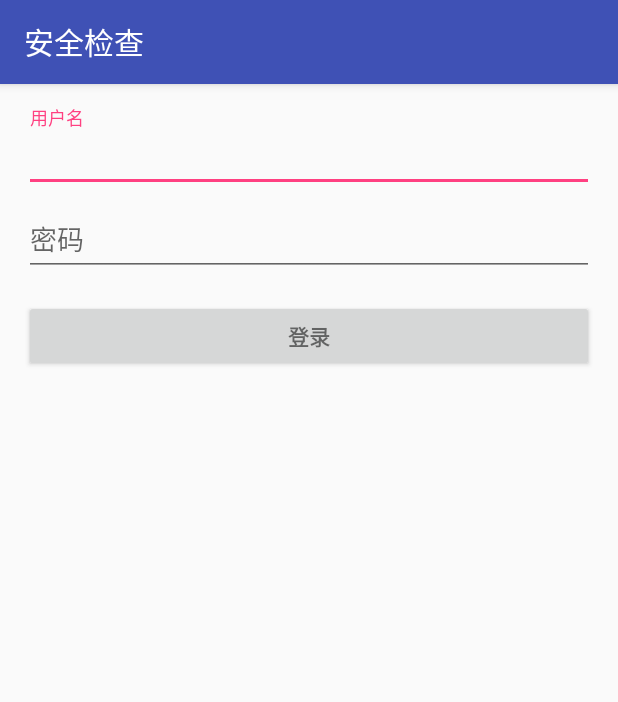
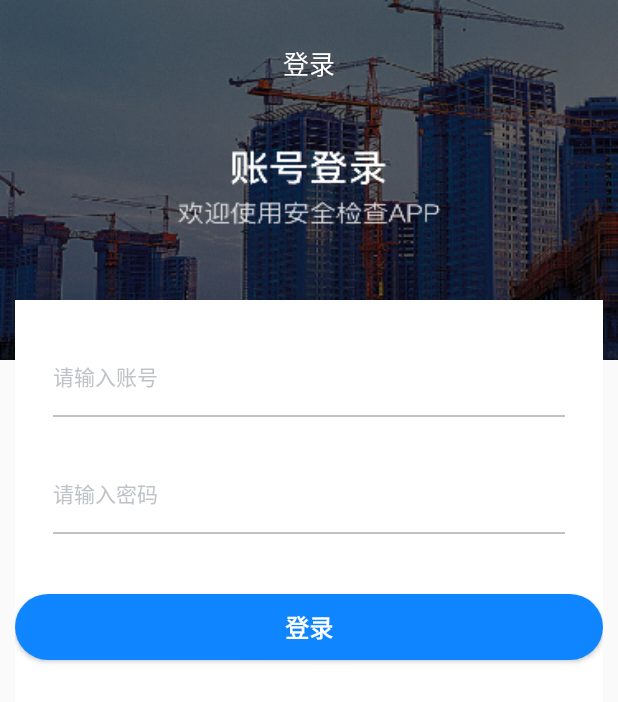
Before and after one commit to jimwshu/SecurityCheck, an Android app: the LoginActivity screen opened directly, with no data from a screen before it, on a phone screen of 412 x 824 dp. Shown: the top 702 px of the screen. Run offline under Robolectric (Android 15) with nearby library versions, the phone set to English and light mode, and no system bars.

Commit message:
feat:登陆页

```diff
--- a/app/src/main/java/security/zw/com/securitycheck/LoginActivity.java
+++ b/app/src/main/java/security/zw/com/securitycheck/LoginActivity.java
@@ -34,6 +34,7 @@ import android.widget.TextView;
 import java.util.ArrayList;
 import java.util.List;
 
+import security.zw.com.securitycheck.base.BaseSystemBarTintActivity;
 import security.zw.com.securitycheck.presenter.LoginPresenter;
 import security.zw.com.securitycheck.utils.toast.ToastUtil;
 import security.zw.com.securitycheck.view.LoginView;
@@ -41,8 +42,13 @@ import security.zw.com.securitycheck.view.LoginView;
 import static android.Manifest.permission.READ_CONTACTS;
 
 // 登陆
-public class LoginActivity extends AppCompatActivity implements LoginView{
+public class LoginActivity extends BaseSystemBarTintActivity implements LoginView{
 
+
+    @Override
+    protected boolean isNeedImmersiveStatusBar() {
+        return true;
+    }
 
     public static void launch(Context ctx) {
         Intent intent = new Intent(ctx, LoginActivity.class);
@@ -50,9 +56,9 @@ public class LoginActivity extends AppCompatActivity implements LoginView{
     }
 
     // UI references.
-    private AutoCompleteTextView mEmailView;
+    private EditText mEmailView;
     private EditText mPasswordView;
-    private View mLoginFormView;
+    private Button mLogin;
 
     private LoginPresenter presenter;
 
@@ -62,7 +68,7 @@ public class LoginActivity extends AppCompatActivity implements LoginView{
         setContentView(R.layout.activity_login);
         presenter = new LoginPresenter(this);
         // Set up the login form.
-        mEmailView = (AutoCompleteTextView) findViewById(R.id.email);
+        mEmailView = (EditText) findViewById(R.id.email);
         mPasswordView = (EditText) findViewById(R.id.password);
         mPasswordView.setOnEditorActionListener(new TextView.OnEditorActionListener() {
             @Override
@@ -75,15 +81,14 @@ public class LoginActivity extends AppCompatActivity implements LoginView{
             }
         });
 
-        Button mEmailSignInButton = (Button) findViewById(R.id.email_sign_in_button);
-        mEmailSignInButton.setOnClickListener(new OnClickListener() {
+        mLogin = (Button) findViewById(R.id.button);
+        mLogin.setOnClickListener(new OnClickListener() {
             @Override
             public void onClick(View view) {
                 attemptLogin();
             }
         });
 
-        mLoginFormView = findViewById(R.id.login_form);
     }
 
 
@@ -95,28 +100,31 @@ public class LoginActivity extends AppCompatActivity implements LoginView{
      */
     private void attemptLogin() {
 
-        // Reset errors.
-        mEmailView.setError(null);
-        mPasswordView.setError(null);
-
         // Store values at the time of the login attempt.
         String email = mEmailView.getText().toString();
         String password = mPasswordView.getText().toString();
 
-        // Check for a valid password, if the user entered one.
-        if (!TextUtils.isEmpty(password) && !isPasswordValid(password)) {
-            mPasswordView.setError("密码不能少于4位");
+        // Check for a valid email address.
+        if (TextUtils.isEmpty(email)) {
+            ToastUtil.Short("用户名不能为空");
             return;
         }
 
-        // Check for a valid email address.
-        if (TextUtils.isEmpty(email)) {
-            mEmailView.setError("用户名不能为空");
-            return;
-        } else if (!isEmailValid(email)) {
-            mEmailView.setError("用户名不能少于4位");
+        if (!isEmailValid(email)) {
+            ToastUtil.Short("用户名不能少于4位");
             return;
         }
+
+        if (TextUtils.isEmpty(password)) {
+            ToastUtil.Short("密码不能为空");
+            return;
+        }
+        if (!TextUtils.isEmpty(password) && !isPasswordValid(password)) {
+            ToastUtil.Short("密码不能少于4位");
+            return;
+        }
+
+
 
         presenter.login(email, password);
 
--- a/app/src/main/java/security/zw/com/securitycheck/OpenAdActivity.java
+++ b/app/src/main/java/security/zw/com/securitycheck/OpenAdActivity.java
@@ -50,6 +50,6 @@ public class OpenAdActivity extends BaseSystemBarTintActivity {
 
     private void gotoMain() {
         finish();
-        ImagesPickerActivity.launch(OpenAdActivity.this, 3);
+        LoginActivity.launch(OpenAdActivity.this);
     }
 }
--- /dev/null
+++ b/app/src/main/res/drawable/edittext_bg.xml
@@ -0,0 +1,5 @@
+<?xml version="1.0" encoding="utf-8"?>
+<shape xmlns:android="http://schemas.android.com/apk/res/android" android:shape="rectangle">
+    <size android:width="1dp" />
+    <solid android:color="#000000"  />
+</shape>
--- /dev/null
+++ b/app/src/main/res/drawable/login_bg.xml
@@ -0,0 +1,8 @@
+<?xml version="1.0" encoding="utf-8"?>
+<shape xmlns:android="http://schemas.android.com/apk/res/android"
+    android:shape="rectangle" >
+
+    <corners android:radius="100dp" />
+    <solid android:color="#0F86FF" />
+
+</shape>
--- a/app/src/main/res/layout/activity_login.xml
+++ b/app/src/main/res/layout/activity_login.xml
@@ -1,69 +1,101 @@
-<LinearLayout xmlns:android="http://schemas.android.com/apk/res/android"
+<RelativeLayout
+        xmlns:android="http://schemas.android.com/apk/res/android"
         xmlns:tools="http://schemas.android.com/tools"
         android:layout_width="match_parent"
         android:layout_height="match_parent"
-              android:gravity="center_horizontal"
-              android:orientation="vertical"
-              android:paddingBottom="@dimen/activity_vertical_margin"
-              android:paddingLeft="@dimen/activity_horizontal_margin"
-              android:paddingRight="@dimen/activity_horizontal_margin"
-              android:paddingTop="@dimen/activity_vertical_margin"
-              tools:context="security.zw.com.securitycheck.LoginActivity">
+>
+
+    <ImageView
+            android:scaleType="fitXY"
+            android:src="@mipmap/welcome_bg"
+            android:layout_width="match_parent"
+            android:layout_height="240dp"/>
 
 
-    <ScrollView
+    <include
+            android:layout_marginTop="20dp"
+            layout="@layout/layout_custom_actionbar"
+            android:id="@+id/action_bar"
+            android:layout_width="match_parent"
+            android:layout_height="44dp"
+    ></include>
+
+
+    <LinearLayout
+            android:layout_marginBottom="10dp"
+            android:layout_marginRight="10dp"
+            android:layout_marginLeft="10dp"
+            android:background="#ffffff"
+            android:orientation="vertical"
+            android:layout_marginTop="200dp"
             android:id="@+id/login_form"
             android:layout_width="match_parent"
             android:layout_height="match_parent">
 
-        <LinearLayout
-                android:id="@+id/email_login_form"
-                android:layout_width="match_parent"
-                android:layout_height="wrap_content"
-                android:orientation="vertical">
-
-            <android.support.design.widget.TextInputLayout
-                    android:layout_width="match_parent"
-                    android:layout_height="wrap_content">
-
-                <AutoCompleteTextView
+        <EditText
+                android:textCursorDrawable="@drawable/edittext_bg"
+                android:background="@null"
+                android:textColor="#1a1a1a"
+                android:textSize="14dp"
+                android:textColorHint="#BFC3C7"
+                android:layout_marginTop="40dp"
+                android:layout_marginRight="25dp"
+                android:layout_marginLeft="25dp"
                 android:id="@+id/email"
                 android:layout_width="match_parent"
                 android:layout_height="wrap_content"
-                        android:hint="@string/prompt_email"
-                        android:inputType="textEmailAddress"
+                android:hint="请输入账号"
                 android:maxLines="1"
                 android:singleLine="true"/>
 
-            </android.support.design.widget.TextInputLayout>
+        <View
+                android:layout_marginRight="25dp"
+                android:layout_marginLeft="25dp"
+                android:layout_marginTop="15dp"
+                android:background="#BFC3C7"
+                android:layout_width="match_parent"
+                android:layout_height="1dp"/>
 
-            <android.support.design.widget.TextInputLayout
-                    android:layout_width="match_parent"
-                    android:layout_height="wrap_content">
 
         <EditText
+                android:textCursorDrawable="@drawable/edittext_bg"
+                android:inputType="textPassword"
+                android:background="@null"
+                android:textColor="#1a1a1a"
+                android:textSize="14dp"
+                android:textColorHint="#BFC3C7"
+                android:layout_marginTop="40dp"
+                android:layout_marginRight="25dp"
+                android:layout_marginLeft="25dp"
                 android:id="@+id/password"
                 android:layout_width="match_parent"
                 android:layout_height="wrap_content"
-                        android:hint="@string/prompt_password"
-                        android:imeActionId="6"
-                        android:imeActionLabel="请输入用户名"
-                        android:imeOptions="actionUnspecified"
-                        android:inputType="textPassword"
+                android:hint="请输入密码"
                 android:maxLines="1"
                 android:singleLine="true"/>
 
-            </android.support.design.widget.TextInputLayout>
+
+        <View
+                android:layout_marginRight="25dp"
+                android:layout_marginLeft="25dp"
+                android:layout_marginTop="15dp"
+                android:background="#BFC3C7"
+                android:layout_width="match_parent"
+                android:layout_height="1dp"/>
 
             <Button
-                    android:id="@+id/email_sign_in_button"
-                    style="?android:textAppearanceSmall"
+                    android:background="@drawable/login_bg"
+                    android:textSize="16dp"
+                    android:textColor="#ffffff"
+                    android:id="@+id/button"
                     android:layout_width="match_parent"
-                    android:layout_height="wrap_content"
-                    android:layout_marginTop="16dp"
+                    android:layout_height="44dp"
+                    android:layout_marginTop="40dp"
                     android:text="@string/action_sign_in"
                     android:textStyle="bold"/>
 
     </LinearLayout>
-    </ScrollView>
-</LinearLayout>
+
+
+
+</RelativeLayout>
--- a/app/src/main/res/layout/activity_main.xml
+++ b/app/src/main/res/layout/activity_main.xml
@@ -6,7 +6,6 @@
         android:layout_height="match_parent"
         android:orientation="vertical"
 >
-
 
 
     <include
--- a/app/src/main/res/layout/layout_custom_actionbar.xml
+++ b/app/src/main/res/layout/layout_custom_actionbar.xml
@@ -3,10 +3,11 @@
                 android:layout_width="match_parent"
                 android:layout_height="44dp"
                 android:id="@+id/bar"
-                android:background="#000000"
+                android:background="#00ffffff"
 >
 
     <LinearLayout
+            android:layout_marginLeft="8dp"
             android:visibility="gone"
             android:layout_height="match_parent"
             android:layout_width="wrap_content"
@@ -33,13 +34,12 @@
         />
 
         <ImageView
-                android:src="@mipmap/bar_close"
+                android:scaleType="fitXY"
+                android:src="@mipmap/check"
                 android:visibility="gone"
-                android:layout_width="wrap_content"
-                android:layout_height="match_parent"
+                android:layout_width="17dp"
+                android:layout_height="17dp"
                 android:id="@+id/bar_close"
-                android:paddingLeft="15dp"
-                android:paddingRight="15dp"
                 android:contentDescription="@null"
                 android:clickable="false"
                 android:focusable="false"
@@ -51,19 +51,18 @@
     </LinearLayout>
 
     <TextView
-            android:textStyle="bold"
-            android:layout_height="match_parent"
-              android:layout_width="wrap_content"
-              android:layout_gravity="center"
-              android:layout_centerInParent="true"
-              android:gravity="center"
-              android:id="@+id/bar_title"
-              android:singleLine="true"
-              android:ellipsize="end"
-              android:textSize="19dp"
-              android:text="检查APP"
-              android:textColor="#ffffff"
-    />
+            android:gravity="center"
+            android:id="@+id/bar_title"
+            android:layout_gravity="center"
+            android:layout_centerInParent="true"
+            android:singleLine="true"
+            android:ellipsize="end"
+            android:text="登录"
+            android:textColor="#ffffff"
+            android:textSize="17dp"
+            android:layout_width="wrap_content"
+            android:layout_height="match_parent"/>
+
 
     <RelativeLayout
             android:layout_alignParentRight="true"
@@ -74,13 +73,14 @@
 
     >
 
-        <ImageButton
+        <ImageView
+                android:scaleType="fitXY"
                 android:visibility="gone"
                 android:layout_centerInParent="true"
                 android:id="@+id/checked"
-                android:src="@mipmap/image_picker_unchecked"
-                android:layout_width="wrap_content"
-                android:layout_height="wrap_content"/>
+                android:src="@mipmap/map"
+                android:layout_width="17dp"
+                android:layout_height="17dp"/>
 
         <TextView
                 android:visibility="gone"
--- a/app/src/main/res/values/colors.xml
+++ b/app/src/main/res/values/colors.xml
@@ -1,8 +1,8 @@
 <?xml version="1.0" encoding="utf-8"?>
 <resources>
-    <color name="colorPrimary">#3F51B5</color>
-    <color name="colorPrimaryDark">#303F9F</color>
-    <color name="colorAccent">#FF4081</color>
+    <color name="colorPrimary">#0F86FF</color>
+    <color name="colorPrimaryDark">#0F86FF</color>
+    <color name="colorAccent">#0F86FF</color>
 
     <color name="transparent">#00000000</color>
 
--- a/app/src/main/res/values/styles.xml
+++ b/app/src/main/res/values/styles.xml
@@ -9,7 +9,7 @@
     </style>
 
     <style name="Theme.AppStartLoadTranslucent" parent="AppTheme">
-        <item name="android:windowBackground">@mipmap/ic_launcher</item>
+        <item name="android:windowBackground">@mipmap/welcome_bg </item>
         <item name="android:windowFullscreen">true</item>
         <item name="android:windowContentOverlay">@null</item>
     </style>
```
Also changed, not shown: app/src/main/AndroidManifest.xml (+10 -10 lines), app/src/main/java/security/zw/com/securitycheck/MainActivity.java (+1 -10 lines), app/src/main/java/security/zw/com/securitycheck/fragment/HomeFragment.java (+27 -2 lines), app/src/main/res/layout/layout_home_fragment.xml (+50 -5 lines), app/src/main/res/mipmap-xxhdpi/check.png (added), app/src/main/res/mipmap-xxhdpi/home_click.png, app/src/main/res/mipmap-xxhdpi/home_unclick.png, app/src/main/res/mipmap-xxhdpi/map.png (added), app/src/main/res/mipmap-xxhdpi/my_click.png, app/src/main/res/mipmap-xxhdpi/my_unclick.png, app/src/main/res/mipmap-xxhdpi/welcome_bg.png (added). Lines whose indentation alone changed are shown as unchanged.
